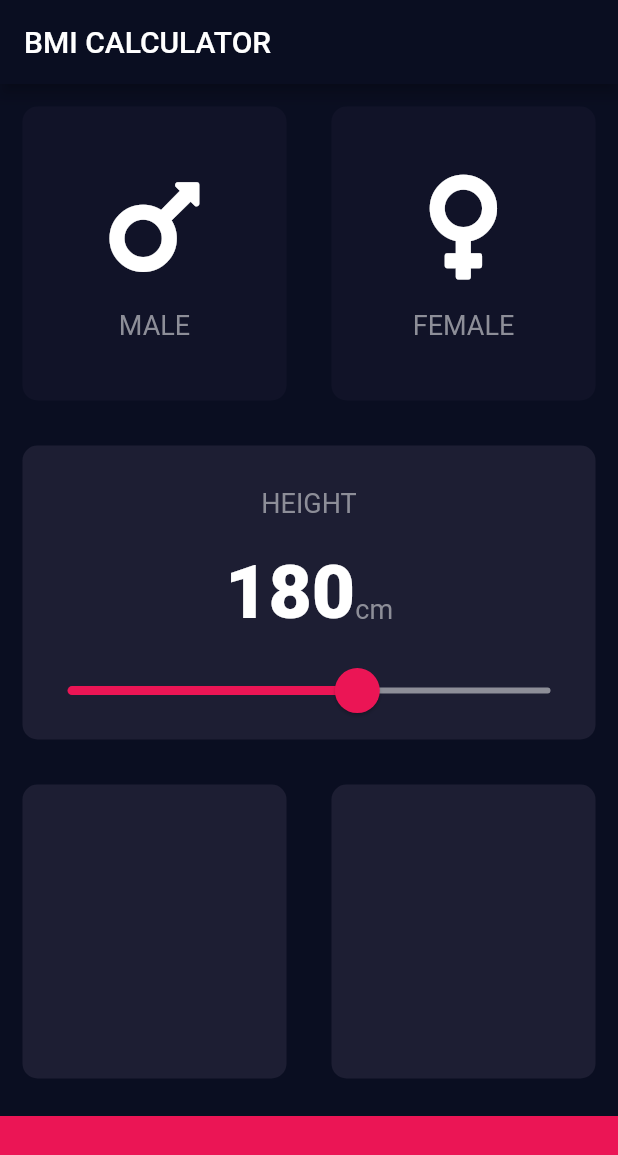
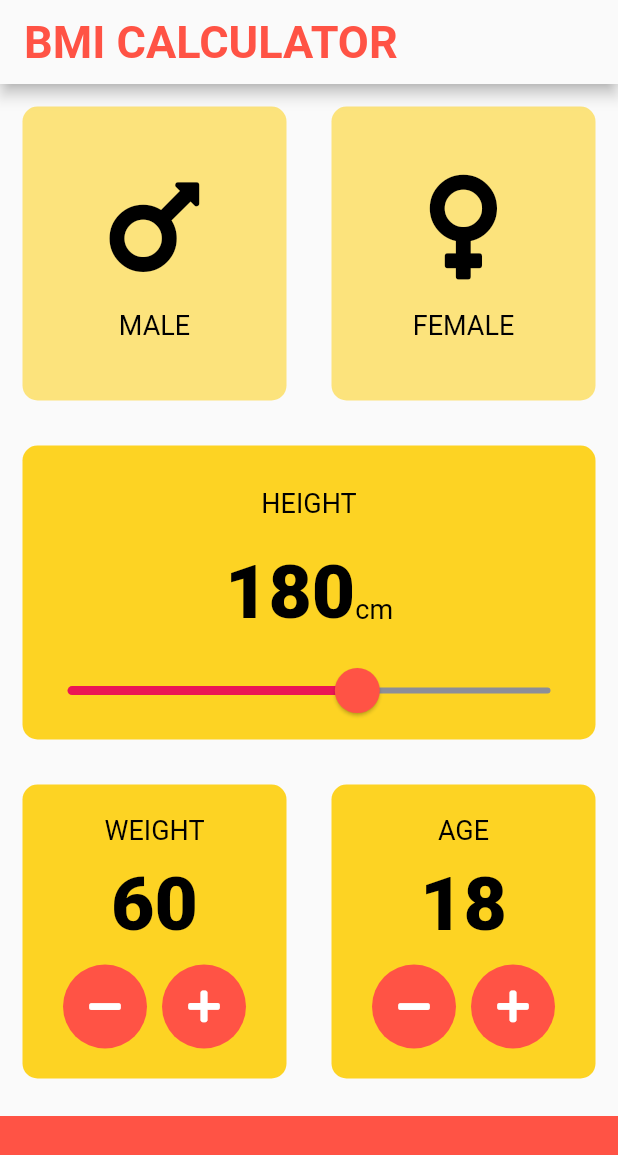
Before and after one commit to mjhossain/FlutterApps, a Flutter app: the screen it shows after launch, on a phone screen of 412 x 824 dp. Shown: the top 1155 px of the screen. Run offline on Flutter 3.47's test engine with Material 2 defaults, Android fonts, the phone set to English and light mode, and no system bars; our stand-ins replace audioplayers, font_awesome_flutter, rflutter_alert.

Commit message:
App colors changed

```diff
--- a/bmi-app/lib/constants.dart
+++ b/bmi-app/lib/constants.dart
@@ -2,15 +2,18 @@ import 'package:flutter/material.dart';
 
 const double kBottomContainerHeight = 80.0;
 const kBottomContainerColor = Color(0xFFEB1555);
-const kActiveCardColor = Color(0xFF1D1E33);
-const kInactiveCardColor = Color(0xFF111328);
+const kActiveCardColor = kSecondaryColor;
+const kInactiveCardColor = Color(0x96FDD323);
+
+const kPrimaryColor = Color(0xFFfafafa);
+const kSecondaryColor = Color(0xFFFDD323);
+const kSecondSecondaryColor = Color(0xFFFF5345);
+const kThirdColor = Color(0xFF66CACC);
 
 const kLabelTextStyle = TextStyle(
   fontSize: 18.0,
-  color: Color(0xFF8D8E98),
+  color: Colors.black,
 );
 
-const kNumberTextStyle = TextStyle(
-  fontSize: 50.0,
-  fontWeight: FontWeight.w900,
-);
+const kNumberTextStyle =
+    TextStyle(fontSize: 50.0, fontWeight: FontWeight.w900, color: Colors.black);
--- a/bmi-app/lib/icon_content.dart
+++ b/bmi-app/lib/icon_content.dart
@@ -15,6 +15,7 @@ class IconContent extends StatelessWidget {
         Icon(
           icon,
           size: 80.0,
+          color: Colors.black,
         ),
         SizedBox(
           height: 15.0,
--- a/bmi-app/lib/input_page.dart
+++ b/bmi-app/lib/input_page.dart
@@ -3,6 +3,7 @@ import 'package:font_awesome_flutter/font_awesome_flutter.dart';
 import 'reusable_card.dart';
 import 'icon_content.dart';
 import 'constants.dart';
+import 'round_button.dart';
 
 enum Gender { male, female }
 
@@ -14,12 +15,20 @@ class InputPage extends StatefulWidget {
 class _InputPageState extends State<InputPage> {
   Gender selectedGender;
   int height = 180;
+  int weight = 60;
+  int age = 18;
 
   @override
   Widget build(BuildContext context) {
     return Scaffold(
         appBar: AppBar(
-          title: Text('BMI CALCULATOR'),
+          title: Text(
+            'BMI CALCULATOR',
+            style: TextStyle(
+                color: kSecondSecondaryColor,
+                fontSize: 30.0,
+                fontWeight: FontWeight.w700),
+          ),
         ),
         body: Column(
           mainAxisAlignment: MainAxisAlignment.center,
@@ -99,7 +108,7 @@ class _InputPageState extends State<InputPage> {
                         activeTrackColor: Color(0xFFEB1555),
                         inactiveTrackColor: Color(0xFF8D8E98),
                         overlayColor: Color(0x29EB1555),
-                        thumbColor: Color(0xFFEB1555),
+                        thumbColor: kSecondSecondaryColor,
                         thumbShape:
                             RoundSliderThumbShape(enabledThumbRadius: 15.0),
                         overlayShape:
@@ -126,18 +135,104 @@ class _InputPageState extends State<InputPage> {
                   Expanded(
                     child: ReusableCard(
                       wColor: kActiveCardColor,
+                      childCard: Column(
+                        mainAxisAlignment: MainAxisAlignment.center,
+                        children: [
+                          Text(
+                            'WEIGHT',
+                            style: kLabelTextStyle,
+                          ),
+                          SizedBox(
+                            height: 10.0,
+                          ),
+                          Text(
+                            weight.toString(),
+                            style: kNumberTextStyle,
+                          ),
+                          SizedBox(
+                            height: 10.0,
+                          ),
+                          Row(
+                            mainAxisAlignment: MainAxisAlignment.center,
+                            children: [
+                              RoundIconButton(
+                                icon: FontAwesomeIcons.minus,
+                                action: () {
+                                  setState(() {
+                                    weight--;
+                                  });
+                                },
+                              ),
+                              SizedBox(
+                                width: 10.0,
+                              ),
+                              RoundIconButton(
+                                icon: FontAwesomeIcons.plus,
+                                action: () {
+                                  setState(() {
+                                    weight++;
+                                  });
+                                },
+                              ),
+                            ],
+                          )
+                        ],
+                      ),
                     ),
                   ),
                   Expanded(
                     child: ReusableCard(
                       wColor: kActiveCardColor,
+                      childCard: Column(
+                        mainAxisAlignment: MainAxisAlignment.center,
+                        children: [
+                          Text(
+                            'AGE',
+                            style: kLabelTextStyle,
+                          ),
+                          SizedBox(
+                            height: 10.0,
+                          ),
+                          Text(
+                            age.toString(),
+                            style: kNumberTextStyle,
+                          ),
+                          SizedBox(
+                            height: 10.0,
+                          ),
+                          Row(
+                            mainAxisAlignment: MainAxisAlignment.center,
+                            children: [
+                              RoundIconButton(
+                                icon: FontAwesomeIcons.minus,
+                                action: () {
+                                  setState(() {
+                                    age--;
+                                  });
+                                },
+                              ),
+                              SizedBox(
+                                width: 10.0,
+                              ),
+                              RoundIconButton(
+                                icon: FontAwesomeIcons.plus,
+                                action: () {
+                                  setState(() {
+                                    age++;
+                                  });
+                                },
+                              ),
+                            ],
+                          )
+                        ],
+                      ),
                     ),
                   ),
                 ],
               ),
             ),
             Container(
-              color: kBottomContainerColor,
+              color: kSecondSecondaryColor,
               width: double.infinity,
               margin: EdgeInsets.only(top: 10.0),
               height: kBottomContainerHeight,
--- a/bmi-app/lib/main.dart
+++ b/bmi-app/lib/main.dart
@@ -1,3 +1,4 @@
+import 'package:bmi_calculator/constants.dart';
 import 'package:flutter/material.dart';
 import 'input_page.dart';
 
@@ -7,9 +8,9 @@ class BMICalculator extends StatelessWidget {
   @override
   Widget build(BuildContext context) {
     return MaterialApp(
-      theme: ThemeData.dark().copyWith(
-        primaryColor: Color(0xFF0A0E21),
-        scaffoldBackgroundColor: Color(0xFF0A0E21),
+      theme: ThemeData.light().copyWith(
+        primaryColor: kPrimaryColor,
+        scaffoldBackgroundColor: kPrimaryColor,
       ),
       home: InputPage(),
     );
--- /dev/null
+++ b/bmi-app/lib/round_button.dart
@@ -0,0 +1,24 @@
+import 'package:flutter/material.dart';
+import 'constants.dart';
+
+class RoundIconButton extends StatelessWidget {
+  RoundIconButton({@required this.icon, @required this.action});
+
+  final IconData icon;
+  final Function action;
+
+  @override
+  Widget build(BuildContext context) {
+    return RawMaterialButton(
+      elevation: 0.0,
+      child: Icon(
+        icon,
+        color: Colors.white,
+      ),
+      onPressed: action,
+      constraints: BoxConstraints.tightFor(width: 56.0, height: 56.0),
+      shape: CircleBorder(),
+      fillColor: kSecondSecondaryColor,
+    );
+  }
+}
```
